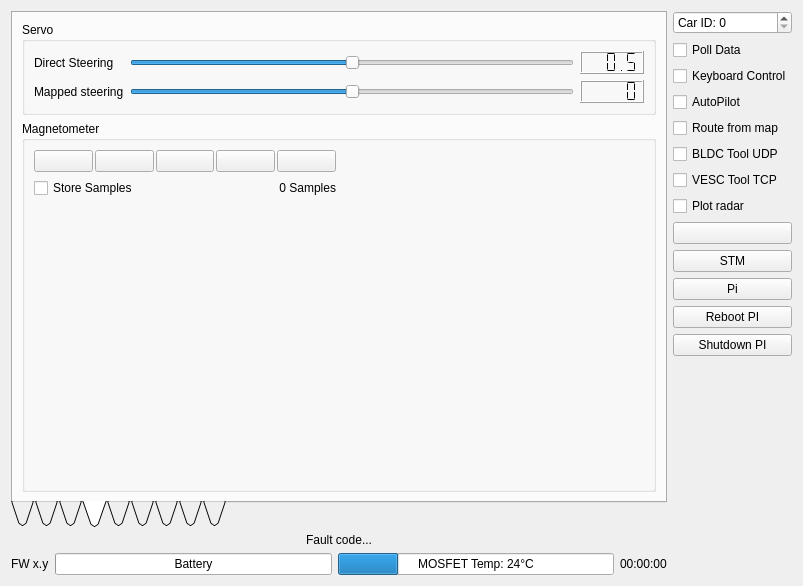
Qt form Linux/RC_Car_Tool/carinterface.ui (vedderb/rise_sdvp) before a commit.
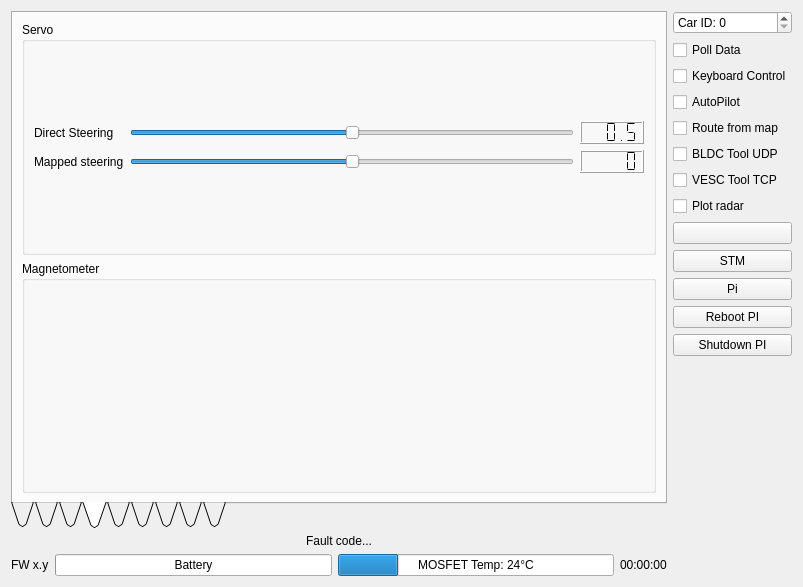
The same form after that commit. The open tabs and pages were chosen to show the change. Icons and pictures are not drawn. Custom widgets are drawn as their Qt base class.

Diff of the .ui file:
```diff
--- a/Linux/RC_Car_Tool/carinterface.ui
+++ b/Linux/RC_Car_Tool/carinterface.ui
@@ -7,7 +7,7 @@
     <x>0</x>
     <y>0</y>
     <width>803</width>
-    <height>586</height>
+    <height>587</height>
    </rect>
   </property>
   <property name="windowTitle">
@@ -354,149 +354,7 @@
            </property>
            <layout class="QGridLayout" name="gridLayout_4">
             <item row="0" column="0">
-             <layout class="QVBoxLayout" name="verticalLayout_6">
-              <item>
-               <layout class="QHBoxLayout" name="horizontalLayout_4">
-                <property name="spacing">
-                 <number>2</number>
-                </property>
-                <item>
-                 <widget class="QPushButton" name="magSampleClearButton">
-                  <property name="toolTip">
-                   <string>Clear</string>
-                  </property>
-                  <property name="text">
-                   <string/>
-                  </property>
-                  <property name="icon">
-                   <iconset resource="resources.qrc">
-                    <normaloff>:/models/Icons/Delete2-96.png</normaloff>:/models/Icons/Delete2-96.png</iconset>
-                  </property>
-                 </widget>
-                </item>
-                <item>
-                 <widget class="QPushButton" name="magReplotButton">
-                  <property name="toolTip">
-                   <string>Rescale plots</string>
-                  </property>
-                  <property name="text">
-                   <string/>
-                  </property>
-                  <property name="icon">
-                   <iconset resource="resources.qrc">
-                    <normaloff>:/models/Icons/Restart-96.png</normaloff>:/models/Icons/Restart-96.png</iconset>
-                  </property>
-                 </widget>
-                </item>
-                <item>
-                 <widget class="QPushButton" name="magCalcCompButton">
-                  <property name="toolTip">
-                   <string>Calculate compensation</string>
-                  </property>
-                  <property name="text">
-                   <string/>
-                  </property>
-                  <property name="icon">
-                   <iconset resource="resources.qrc">
-                    <normaloff>:/models/Icons/Process-96.png</normaloff>:/models/Icons/Process-96.png</iconset>
-                  </property>
-                 </widget>
-                </item>
-                <item>
-                 <widget class="QPushButton" name="magOpenFileButton">
-                  <property name="toolTip">
-                   <string>Open file with samples</string>
-                  </property>
-                  <property name="text">
-                   <string/>
-                  </property>
-                  <property name="icon">
-                   <iconset resource="resources.qrc">
-                    <normaloff>:/models/Icons/Open Folder-96.png</normaloff>:/models/Icons/Open Folder-96.png</iconset>
-                  </property>
-                 </widget>
-                </item>
-                <item>
-                 <widget class="QPushButton" name="magSampleSaveButton">
-                  <property name="toolTip">
-                   <string>Save samples to file</string>
-                  </property>
-                  <property name="text">
-                   <string/>
-                  </property>
-                  <property name="icon">
-                   <iconset resource="resources.qrc">
-                    <normaloff>:/models/Icons/Save as-96.png</normaloff>:/models/Icons/Save as-96.png</iconset>
-                  </property>
-                 </widget>
-                </item>
-               </layout>
-              </item>
-              <item>
-               <layout class="QHBoxLayout" name="horizontalLayout_15">
-                <item>
-                 <widget class="QCheckBox" name="magSampleStoreBox">
-                  <property name="text">
-                   <string>Store Samples</string>
-                  </property>
-                 </widget>
-                </item>
-                <item>
-                 <widget class="QLabel" name="magSampleLabel">
-                  <property name="text">
-                   <string>0 Samples</string>
-                  </property>
-                  <property name="alignment">
-                   <set>Qt::AlignRight|Qt::AlignTrailing|Qt::AlignVCenter</set>
-                  </property>
-                 </widget>
-                </item>
-               </layout>
-              </item>
-              <item>
-               <spacer name="verticalSpacer_2">
-                <property name="orientation">
-                 <enum>Qt::Vertical</enum>
-                </property>
-                <property name="sizeHint" stdset="0">
-                 <size>
-                  <width>20</width>
-                  <height>40</height>
-                 </size>
-                </property>
-               </spacer>
-              </item>
-             </layout>
-            </item>
-            <item row="0" column="1">
-             <widget class="QCustomPlot" name="magSampXyPlot" native="true">
-              <property name="sizePolicy">
-               <sizepolicy hsizetype="Preferred" vsizetype="MinimumExpanding">
-                <horstretch>0</horstretch>
-                <verstretch>0</verstretch>
-               </sizepolicy>
-              </property>
-             </widget>
-            </item>
-            <item row="1" column="0">
-             <widget class="QCustomPlot" name="magSampXzPlot" native="true">
-              <property name="sizePolicy">
-               <sizepolicy hsizetype="Preferred" vsizetype="MinimumExpanding">
-                <horstretch>0</horstretch>
-                <verstretch>0</verstretch>
-               </sizepolicy>
-              </property>
-             </widget>
-            </item>
-            <item row="1" column="1">
-             <widget class="QCustomPlot" name="magSampYzPlot" native="true">
-              <property name="sizePolicy">
-               <sizepolicy hsizetype="Preferred" vsizetype="MinimumExpanding">
-                <horstretch>0</horstretch>
-                <verstretch>0</verstretch>
-               </sizepolicy>
-              </property>
-             </widget>
+             <widget class="MagCal" name="magCal" native="true"/>
             </item>
            </layout>
           </widget>
@@ -2503,6 +2361,12 @@
    <header>qcustomplot.h</header>
    <container>1</container>
   </customwidget>
+  <customwidget>
+   <class>MagCal</class>
+   <extends>QWidget</extends>
+   <header>magcal.h</header>
+   <container>1</container>
+  </customwidget>
  </customwidgets>
  <resources>
   <include location="resources.qrc"/>
```
